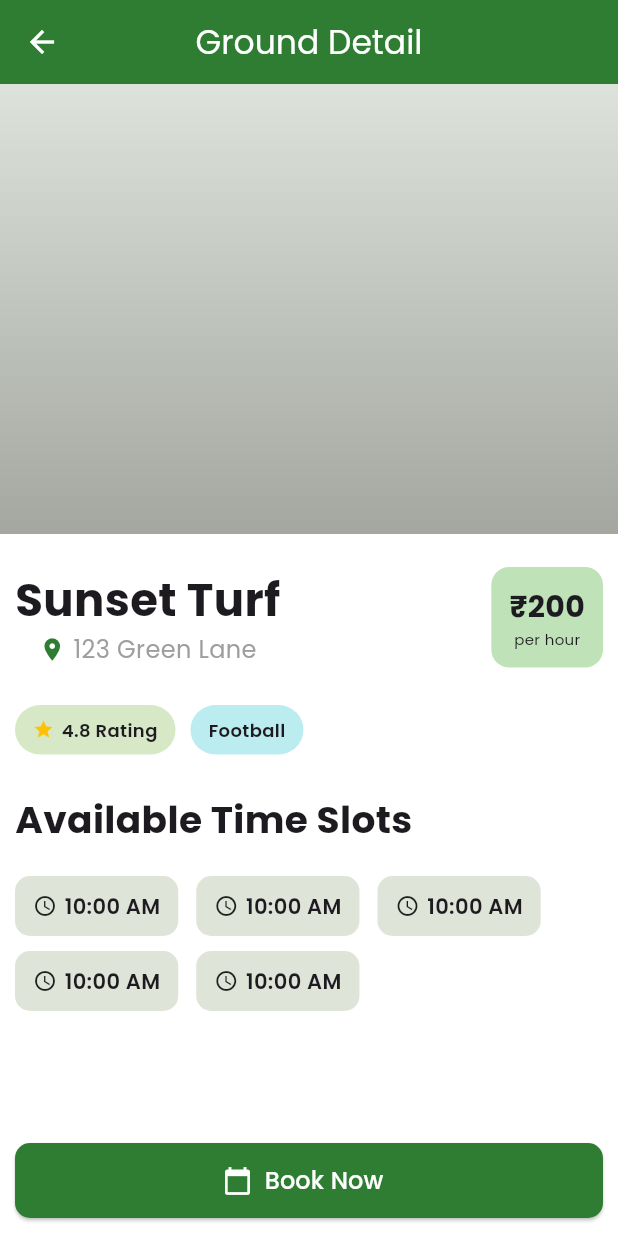
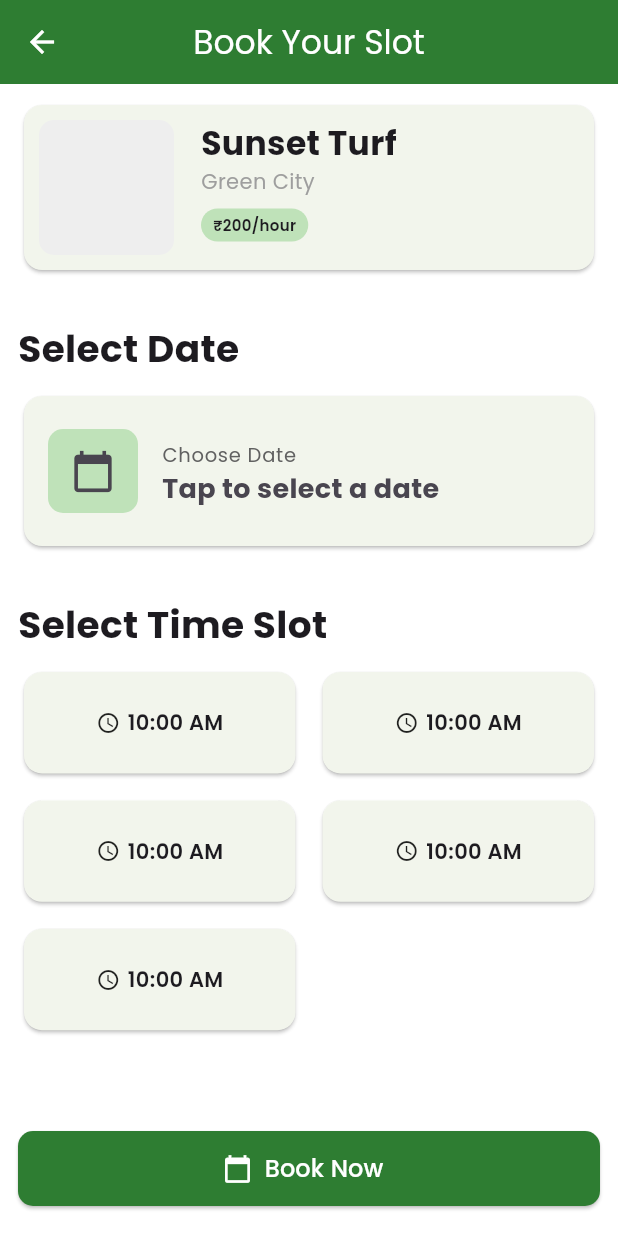
Before and after one commit to armaan277/Atmospark-Task, a Flutter app: the GroundDetailScreen screen opened directly, after a tap on "Book Now", on a phone screen of 412 x 824 dp. Run offline on Flutter 3.47's test engine with Material 3 defaults, Android fonts, the light colour scheme and no system bars; our stand-ins replace google_fonts.

Commit message:
GroundBookingScreen UI Done.

```diff
--- /dev/null
+++ b/lib/ground_booking_screen.dart
@@ -0,0 +1,178 @@
+import 'package:flutter/material.dart';
+
+class GroundBookingScreen extends StatelessWidget {
+  const GroundBookingScreen({super.key});
+
+  @override
+  Widget build(BuildContext context) {
+    return Scaffold(
+      appBar: AppBar(
+        leading: IconButton(
+          onPressed: () {
+            Navigator.of(context).pop();
+          },
+          icon: Icon(Icons.arrow_back, color: Colors.white),
+        ),
+        centerTitle: true,
+        title: Text('Book Your Slot', style: TextStyle(color: Colors.white)),
+      ),
+      body: Padding(
+        padding: const EdgeInsets.symmetric(horizontal: 12.0, vertical: 10.0),
+        child: Column(
+          crossAxisAlignment: CrossAxisAlignment.start,
+          children: [
+            Card(
+              color: Color(0xffF2F5EC),
+              child: Row(
+                crossAxisAlignment: CrossAxisAlignment.start,
+                children: [
+                  Container(
+                    margin: EdgeInsets.all(10.0),
+                    height: 90,
+                    width: 90,
+                    decoration: BoxDecoration(
+                      color: Colors.grey.shade200,
+                      borderRadius: BorderRadius.circular(10.0),
+                    ),
+                  ),
+                  SizedBox(width: 8.0),
+                  Column(
+                    crossAxisAlignment: CrossAxisAlignment.start,
+                    children: [
+                      Padding(
+                        padding: const EdgeInsets.only(top: 10.0),
+                        child: Text(
+                          'Sunset Turf',
+                          style: TextStyle(
+                            fontSize: 22.0,
+                            fontWeight: FontWeight.bold,
+                          ),
+                        ),
+                      ),
+                      Text('Green City', style: TextStyle(color: Colors.grey)),
+                      SizedBox(height: 8.0),
+                      Container(
+                        padding: EdgeInsets.symmetric(
+                          vertical: 4.0,
+                          horizontal: 8.0,
+                        ),
+                        decoration: BoxDecoration(
+                          color: Color(0xFFbfe2b9),
+                          borderRadius: BorderRadius.circular(50.0),
+                        ),
+                        child: Text(
+                          '₹200/hour',
+                          style: TextStyle(
+                            fontWeight: FontWeight.w600,
+                            fontSize: 10.0,
+                          ),
+                        ),
+                      ),
+                    ],
+                  ),
+                ],
+              ),
+            ),
+
+            Padding(
+              padding: const EdgeInsets.only(top: 30.0, bottom: 10.0),
+              child: Text(
+                'Select Date',
+                style: TextStyle(fontSize: 25, fontWeight: FontWeight.bold),
+              ),
+            ),
+            Card(
+              color: Color(0xffF2F5EC),
+              child: SizedBox(
+                height: 100,
+                child: Center(
+                  child: ListTile(
+                    leading: Container(
+                      height: 70,
+                      width: 60,
+                      decoration: BoxDecoration(
+                        color: Color(0xFFbfe2b9),
+                        borderRadius: BorderRadius.circular(10.0),
+                      ),
+                      child: Icon(Icons.calendar_today, size: 30),
+                    ),
+                    title: Text(
+                      'Choose Date',
+                      style: TextStyle(
+                        color: Colors.grey.shade700,
+                        fontSize: 13.0,
+                      ),
+                    ),
+                    subtitle: Text(
+                      'Tap to select a date',
+                      style: TextStyle(
+                        fontSize: 18,
+                        fontWeight: FontWeight.bold,
+                      ),
+                    ),
+                  ),
+                ),
+              ),
+            ),
+            Padding(
+              padding: const EdgeInsets.only(top: 30.0, bottom: 10.0),
+              child: Text(
+                'Select Time Slot',
+                style: TextStyle(fontSize: 25, fontWeight: FontWeight.bold),
+              ),
+            ),
+            GridView.builder(
+              shrinkWrap: true,
+              physics: const NeverScrollableScrollPhysics(),
+              gridDelegate: const SliverGridDelegateWithFixedCrossAxisCount(
+                crossAxisCount: 2,
+                childAspectRatio: 2.5,
+                crossAxisSpacing: 10,
+                mainAxisSpacing: 10,
+              ),
+              itemCount: 5,
+              itemBuilder: (context, index) {
+                return Card(
+                  color: Color(0xffF2F5EC),
+                  child: Container(
+                    decoration: BoxDecoration(
+                      borderRadius: BorderRadius.circular(10.0),
+                    ),
+                    child: const Row(
+                      mainAxisAlignment: MainAxisAlignment.center,
+                      children: [
+                        Icon(Icons.access_time, size: 16.0),
+                        SizedBox(width: 5.0),
+                        Text(
+                          '10:00 AM',
+                          style: TextStyle(fontWeight: FontWeight.w600),
+                        ),
+                      ],
+                    ),
+                  ),
+                );
+              },
+            ),
+            Spacer(),
+            ElevatedButton.icon(
+              onPressed: () {},
+              label: Text(
+                'Book Now',
+                style: TextStyle(color: Colors.white, fontSize: 16),
+              ),
+              icon: Icon(Icons.calendar_today, size: 20, color: Colors.white),
+              style: ElevatedButton.styleFrom(
+                backgroundColor: Color(0xFF2E7D32),
+                minimumSize: const Size(double.infinity, 50),
+                shape: RoundedRectangleBorder(
+                  borderRadius: BorderRadius.circular(10),
+                ),
+              ),
+            ),
+            SizedBox(height: 10.0),
+          ],
+        ),
+      ),
+    );
+  }
+}
--- a/lib/ground_detail_screen.dart
+++ b/lib/ground_detail_screen.dart
@@ -1,3 +1,4 @@
+import 'package:atmospark_task/ground_booking_screen.dart';
 import 'package:flutter/material.dart';
 
 class GroundDetailScreen extends StatelessWidget {
@@ -177,7 +178,15 @@ class GroundDetailScreen extends StatelessWidget {
               horizontal: 10.0,
             ),
             child: ElevatedButton.icon(
-              onPressed: () {},
+              onPressed: () {
+                Navigator.of(context).push(
+                  MaterialPageRoute(
+                    builder: (context) {
+                      return GroundBookingScreen();
+                    },
+                  ),
+                );
+              },
               label: Text(
                 'Book Now',
                 style: TextStyle(color: Colors.white, fontSize: 16),
```
